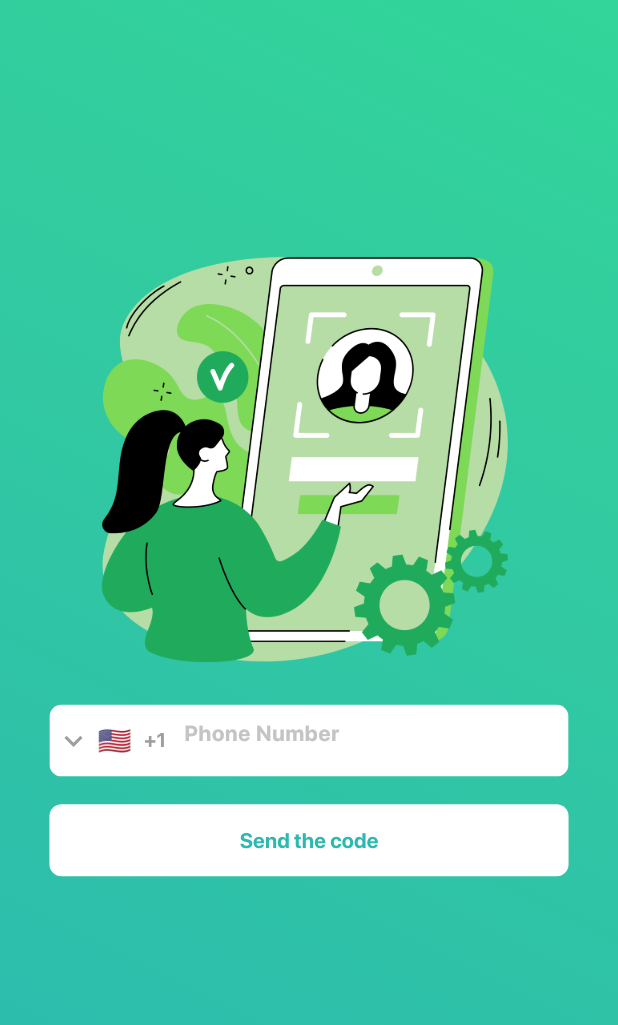
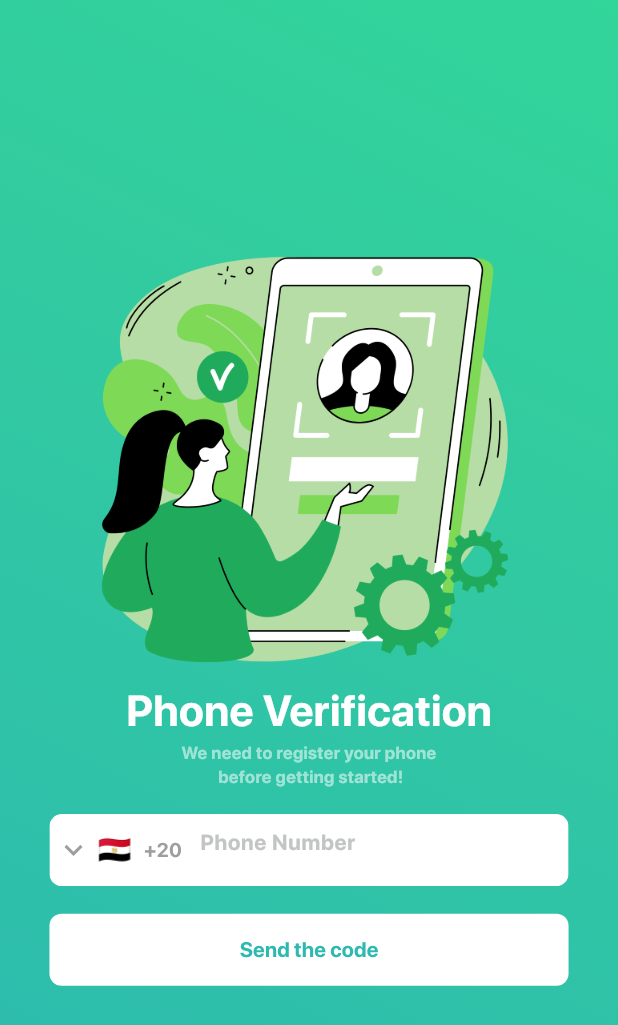
Before and after one commit to mohamdelbehairy/sophiee-app-2, a Flutter app: the PhoneNumberPage screen opened directly with empty values, on a phone screen of 412 x 824 dp. Shown: the top 1025 px of the screen. Run offline on Flutter 3.47's test engine with Material 3 defaults, Android fonts, the phone set to English and light mode, and no system bars; drawn by our look-alikes of intl_phone_field; our stand-ins replace audioplayers, bloc, cached_network_image, chewie, cloud_firestore, connectivity_plus and 29 more; missing offline and left inert: flutter_file_downloader, flutter_pdfview, fluttercontactpicker, social_media_recorder; accounts and stored records are empty.

Commit message:
phone number page done

```diff
--- a/lib/utils/widget/auth/phone_number_text_field.dart
+++ b/lib/utils/widget/auth/phone_number_text_field.dart
@@ -28,6 +28,7 @@ class PhoneNumberTextField extends StatelessWidget {
           borderRadius: BorderRadius.circular(size.width * .02),
           child: IntlPhoneField(
               onChanged: onChanged,
+              initialCountryCode: 'EG',
               disableLengthCheck: disableLengthCheck,
               controller: phoneNumber,
               dropdownIcon: Icon(Icons.expand_more, color: dropDownColor),
--- /dev/null
+++ b/lib/widgets/auth/phone_number_page/custom_phone_number_text.dart
@@ -0,0 +1,16 @@
+import 'package:flutter/material.dart';
+
+class CustomPhoneNumberText extends StatelessWidget {
+  const CustomPhoneNumberText({super.key, required this.size});
+  final Size size;
+  @override
+  Widget build(BuildContext context) {
+    return Column(children: [
+      Text('Phone Verification',
+          style: TextStyle(fontSize: size.height * .035)),
+      Text('We need to register your phone\n before getting started!',
+          textAlign: TextAlign.center,
+          style: TextStyle(color: Colors.white54, fontSize: size.height * .014))
+    ]);
+  }
+}
--- a/lib/widgets/auth/phone_number_page/phone_number_page_body.dart
+++ b/lib/widgets/auth/phone_number_page/phone_number_page_body.dart
@@ -1,5 +1,6 @@
 import 'package:app/widgets/auth/phone_number_page/custom_phone_number_button.dart';
 import 'package:app/widgets/auth/phone_number_page/custom_phone_number_image.dart';
+import 'package:app/widgets/auth/phone_number_page/custom_phone_number_text.dart';
 import 'package:app/widgets/auth/phone_number_page/custom_phone_number_text_field.dart';
 import 'package:flutter/material.dart';
 import 'package:flutter/widgets.dart';
@@ -30,6 +31,7 @@ class _PhoneNumberPageBodyState extends State<PhoneNumberPageBody> {
       child: SingleChildScrollView(
         child: Column(children: [
           CustomPhoneNumberImage(size: widget.size),
+          CustomPhoneNumberText(size: widget.size),
           CustomPhoneNumberTextField(
               size: widget.size,
               controller: controller,
```
Also changed, not shown: lib/pages/auth/phone_number_page.dart (line endings or trailing spaces).
